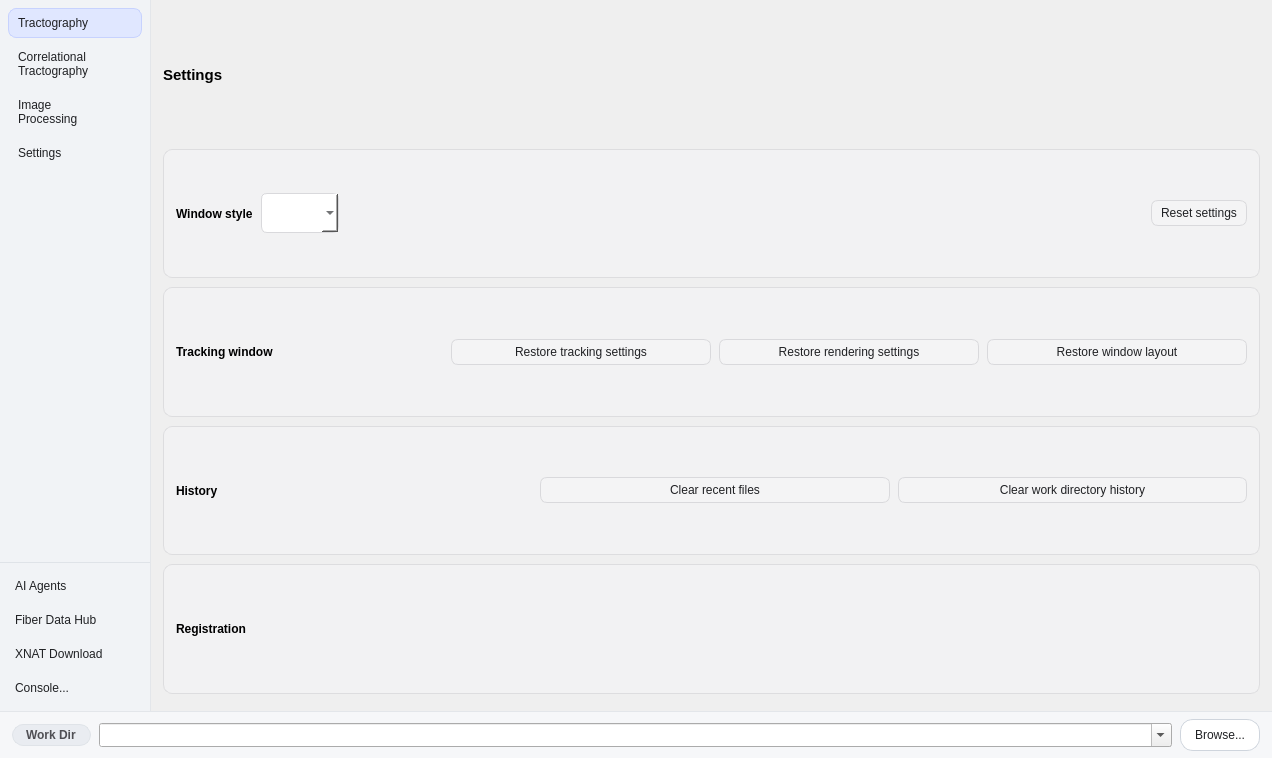
Qt form mainwindow.ui (frankyeh/DSI-Studio) before a commit.
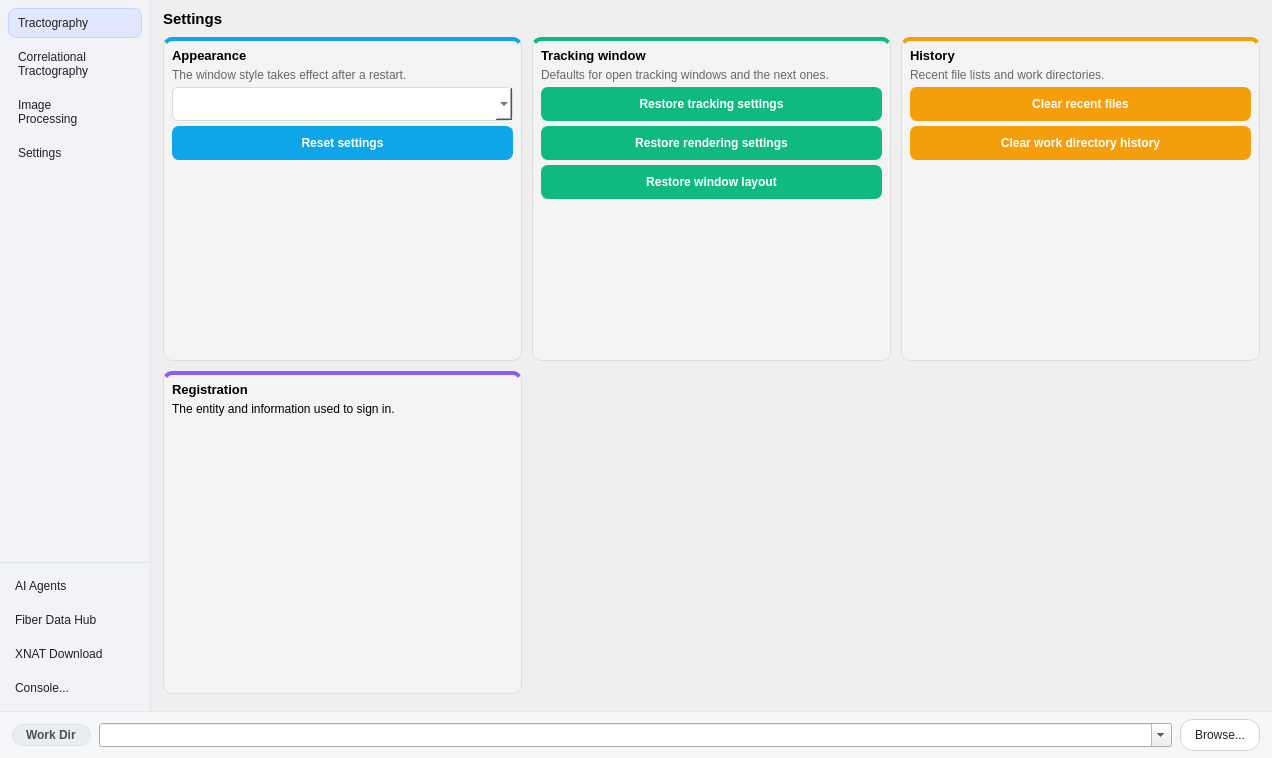
The same form after that commit. The open tabs and pages were chosen to show the change. Icons and pictures are not drawn.

```diff
--- a/mainwindow.ui
+++ b/mainwindow.ui
@@ -3192,19 +3192,65 @@
     color: #202124;
     background-color: transparent;
 }
+QFrame#settings_appearance_card,
+QFrame#settings_tracking_card,
+QFrame#settings_history_card,
+QFrame#settings_registration_card {
+    background-color: rgba(250,250,250,0.45);
+    border: 1px solid #dddddf;
+    border-radius: 9px;
+}
+QFrame#settings_appearance_card {
+    border-top: 4px solid #0ea5e9;
+}
+QFrame#settings_tracking_card {
+    border-top: 4px solid #10b981;
+}
+QFrame#settings_history_card {
+    border-top: 4px solid #f59e0b;
+}
+QFrame#settings_registration_card {
+    border-top: 4px solid #8b5cf6;
+}
+QLabel#settings_appearance_title,
+QLabel#settings_tracking_title,
+QLabel#settings_history_title,
+QLabel#settings_registration_title {
+    font-size: 10pt;
+    font-weight: bold;
+}
+QLabel#settings_appearance_hint,
+QLabel#settings_tracking_hint,
+QLabel#settings_history_hint {
+    color: #67676c;
+}
 QWidget#tab_more QPushButton {
-    color: #202124;
-    background-color: #f4f4f5;
-    border: 1px solid #d9d9dc;
+    color: #ffffff;
     border-radius: 7px;
     padding: 5px 9px;
+    min-height: 22px;
+    font-weight: bold;
 }
-QWidget#tab_more QPushButton:hover {
-    background-color: #e9e9eb;
-    border-color: #c8c8cc;
+QFrame#settings_appearance_card QPushButton {
+    background-color: #0ea5e9;
+    border: 1px solid #0ea5e9;
 }
-QWidget#tab_more QPushButton:pressed {
-    background-color: #dddddf;
+QFrame#settings_tracking_card QPushButton {
+    background-color: #10b981;
+    border: 1px solid #10b981;
+}
+QFrame#settings_history_card QPushButton {
+    background-color: #f59e0b;
+    border: 1px solid #f59e0b;
+}
+QFrame#settings_appearance_card QPushButton:hover {
+    background-color: #0284c7;
+}
+QFrame#settings_tracking_card QPushButton:hover {
+    background-color: #059669;
+}
+QFrame#settings_history_card QPushButton:hover {
+    background-color: #d97706;
 }
 QWidget#tab_more QComboBox {
     color: #202124;
@@ -3212,21 +3258,7 @@
     border: 1px solid #d9d9dc;
     border-radius: 6px;
     padding: 5px 8px;
-    min-height: 28px;
-}
-QFrame#tools_appearance_footer,
-QFrame#settings_tracking_row,
-QFrame#settings_history_row,
-QFrame#settings_registration_row {
-    background-color: rgba(247,247,248,0.45);
-    border: 1px solid #dddddf;
-    border-radius: 9px;
-}
-QLabel#tools_style_label,
-QLabel#settings_tracking_label,
-QLabel#settings_history_label,
-QLabel#settings_registration_label {
-    font-weight: bold;
+    min-height: 22px;
 }</string>
          </property>
          <layout class="QVBoxLayout" name="more_page_layout">
@@ -3259,46 +3291,54 @@
            </widget>
           </item>
           <item>
-           <widget class="QFrame" name="tools_appearance_footer">
-            <layout class="QHBoxLayout" name="tools_appearance_footer_layout">
+           <layout class="QGridLayout" name="settings_card_grid">
+            <property name="horizontalSpacing">
+             <number>10</number>
+            </property>
+            <property name="verticalSpacing">
+             <number>10</number>
+            </property>
+            <item row="0" column="0">
+             <widget class="QFrame" name="settings_appearance_card">
+              <layout class="QVBoxLayout" name="settings_appearance_layout">
              <property name="spacing">
-              <number>8</number>
+                <number>5</number>
              </property>
              <property name="leftMargin">
-              <number>12</number>
+                <number>8</number>
              </property>
              <property name="topMargin">
-              <number>10</number>
+                <number>7</number>
              </property>
              <property name="rightMargin">
-              <number>12</number>
+                <number>8</number>
              </property>
              <property name="bottomMargin">
-              <number>10</number>
+                <number>8</number>
              </property>
              <item>
-              <widget class="QLabel" name="tools_style_label">
+                <widget class="QLabel" name="settings_appearance_title">
                <property name="text">
-                <string>Window style</string>
+                  <string>Appearance</string>
+                 </property>
+                 <property name="wordWrap">
+                  <bool>true</bool>
+                 </property>
+                </widget>
+               </item>
+               <item>
+                <widget class="QLabel" name="settings_appearance_hint">
+                 <property name="text">
+                  <string>The window style takes effect after a restart.</string>
+                 </property>
+                 <property name="wordWrap">
+                  <bool>true</bool>
                </property>
               </widget>
              </item>
              <item>
               <widget class="QComboBox" name="styles"/>
              </item>
-             <item>
-              <spacer name="tools_appearance_footer_spacer">
-               <property name="orientation">
-                <enum>Qt::Horizontal</enum>
-               </property>
-               <property name="sizeHint" stdset="0">
-                <size>
-                 <width>40</width>
-                 <height>20</height>
-                </size>
-               </property>
-              </spacer>
-             </item>
              <item>
               <widget class="QPushButton" name="clear_settings">
                <property name="toolTip">
@@ -3310,42 +3350,65 @@
                <property name="text">
                 <string>Reset settings</string>
                </property>
-              </widget>
-             </item>
+                 <property name="icon">
+                  <iconset resource="icons.qrc">
+                   <normaloff>:/icons/icons/delete_clear.svg</normaloff>:/icons/icons/delete_clear.svg</iconset>
+                 </property>
+                </widget>
+               </item>
+               <item>
+                <spacer name="settings_appearance_spacer">
+                 <property name="orientation">
+                  <enum>Qt::Vertical</enum>
+                 </property>
+                 <property name="sizeHint" stdset="0">
+                  <size>
+                   <width>20</width>
+                   <height>0</height>
+                  </size>
+                 </property>
+                </spacer>
+               </item>
             </layout>
            </widget>
           </item>
-          <item>
-           <widget class="QFrame" name="settings_tracking_row">
-            <layout class="QHBoxLayout" name="settings_tracking_row_layout">
+            <item row="0" column="1">
+             <widget class="QFrame" name="settings_tracking_card">
+              <layout class="QVBoxLayout" name="settings_tracking_layout">
              <property name="spacing">
-              <number>8</number>
+                <number>5</number>
              </property>
              <property name="leftMargin">
-              <number>12</number>
+                <number>8</number>
              </property>
              <property name="topMargin">
-              <number>10</number>
+                <number>7</number>
              </property>
              <property name="rightMargin">
-              <number>12</number>
+                <number>8</number>
              </property>
              <property name="bottomMargin">
-              <number>10</number>
+                <number>8</number>
              </property>
              <item>
-              <widget class="QLabel" name="settings_tracking_label">
+                <widget class="QLabel" name="settings_tracking_title">
                <property name="text">
                 <string>Tracking window</string>
                </property>
+                 <property name="wordWrap">
+                  <bool>true</bool>
+                 </property>
               </widget>
              </item>
              <item>
-              <spacer name="settings_tracking_row_spacer">
-               <property name="orientation">
-                <enum>Qt::Horizontal</enum>
-               </property>
-              </spacer>
+                <widget class="QLabel" name="settings_tracking_hint">
+                 <property name="text">
+                  <string>Defaults for open tracking windows and the next ones.</string>
+                 </property>
+                 <property name="wordWrap">
+                  <bool>true</bool>
+                 </property>
+                </widget>
              </item>
              <item>
               <widget class="QPushButton" name="restore_tracking_settings">
@@ -3384,42 +3447,65 @@
                <property name="text">
                 <string>Restore window layout</string>
                </property>
-              </widget>
-             </item>
+                 <property name="icon">
+                  <iconset resource="icons.qrc">
+                   <normaloff>:/icons/icons/mosaic.svg</normaloff>:/icons/icons/mosaic.svg</iconset>
+                 </property>
+                </widget>
+               </item>
+               <item>
+                <spacer name="settings_tracking_spacer">
+                 <property name="orientation">
+                  <enum>Qt::Vertical</enum>
+                 </property>
+                 <property name="sizeHint" stdset="0">
+                  <size>
+                   <width>20</width>
+                   <height>0</height>
+                  </size>
+                 </property>
+                </spacer>
+               </item>
             </layout>
            </widget>
           </item>
-          <item>
-           <widget class="QFrame" name="settings_history_row">
-            <layout class="QHBoxLayout" name="settings_history_row_layout">
+            <item row="0" column="2">
+             <widget class="QFrame" name="settings_history_card">
+              <layout class="QVBoxLayout" name="settings_history_layout">
              <property name="spacing">
-              <number>8</number>
+                <number>5</number>
              </property>
              <property name="leftMargin">
-              <number>12</number>
+                <number>8</number>
              </property>
              <property name="topMargin">
-              <number>10</number>
+                <number>7</number>
              </property>
              <property name="rightMargin">
-              <number>12</number>
+                <number>8</number>
              </property>
              <property name="bottomMargin">
-              <number>10</number>
+                <number>8</number>
              </property>
              <item>
-              <widget class="QLabel" name="settings_history_label">
+                <widget class="QLabel" name="settings_history_title">
                <property name="text">
                 <string>History</string>
                </property>
+                 <property name="wordWrap">
+                  <bool>true</bool>
+                 </property>
               </widget>
              </item>
              <item>
-              <spacer name="settings_history_row_spacer">
-               <property name="orientation">
-                <enum>Qt::Horizontal</enum>
-               </property>
-              </spacer>
+                <widget class="QLabel" name="settings_history_hint">
+                 <property name="text">
+                  <string>Recent file lists and work directories.</string>
+                 </property>
+                 <property name="wordWrap">
+                  <bool>true</bool>
+                 </property>
+                </widget>
              </item>
              <item>
               <widget class="QPushButton" name="clear_all_recent">
@@ -3445,52 +3531,96 @@
                <property name="text">
                 <string>Clear work directory history</string>
                </property>
-              </widget>
-             </item>
+                 <property name="icon">
+                  <iconset resource="icons.qrc">
+                   <normaloff>:/icons/icons/open_folder.svg</normaloff>:/icons/icons/open_folder.svg</iconset>
+                 </property>
+                </widget>
+               </item>
+               <item>
+                <spacer name="settings_history_spacer">
+                 <property name="orientation">
+                  <enum>Qt::Vertical</enum>
+                 </property>
+                 <property name="sizeHint" stdset="0">
+                  <size>
+                   <width>20</width>
+                   <height>0</height>
+                  </size>
+                 </property>
+                </spacer>
+               </item>
             </layout>
            </widget>
           </item>
-          <item>
-           <widget class="QFrame" name="settings_registration_row">
-            <layout class="QHBoxLayout" name="settings_registration_row_layout">
+            <item row="1" column="0">
+             <widget class="QFrame" name="settings_registration_card">
+              <layout class="QVBoxLayout" name="settings_registration_layout">
              <property name="spacing">
-              <number>8</number>
+                <number>5</number>
              </property>
              <property name="leftMargin">
-              <number>12</number>
+                <number>8</number>
              </property>
              <property name="topMargin">
-              <number>10</number>
+                <number>7</number>
              </property>
              <property name="rightMargin">
-              <number>12</number>
+                <number>8</number>
              </property>
              <property name="bottomMargin">
-              <number>10</number>
+                <number>8</number>
              </property>
              <item>
-              <widget class="QLabel" name="settings_registration_label">
+                <widget class="QLabel" name="settings_registration_title">
                <property name="text">
                 <string>Registration</string>
                </property>
+                 <property name="wordWrap">
+                  <bool>true</bool>
+                 </property>
               </widget>
              </item>
              <item>
-              <spacer name="settings_registration_row_spacer">
-               <property name="orientation">
-                <enum>Qt::Horizontal</enum>
-               </property>
-              </spacer>
+                <widget class="QLabel" name="settings_registration_hint">
+                 <property name="text">
+                  <string>The entity and information used to sign in.</string>
+                 </property>
+                 <property name="wordWrap">
+                  <bool>true</bool>
+                 </property>
+                </widget>
              </item>
              <item>
               <widget class="QLabel" name="settings_registration">
+                 <property name="text">
+                  <string></string>
+                 </property>
+                 <property name="wordWrap">
+                  <bool>true</bool>
+                 </property>
                <property name="textInteractionFlags">
                 <set>Qt::TextSelectableByMouse</set>
                </property>
               </widget>
              </item>
-            </layout>
-           </widget>
+               <item>
+                <spacer name="settings_registration_spacer">
+                 <property name="orientation">
+                  <enum>Qt::Vertical</enum>
+                 </property>
+                 <property name="sizeHint" stdset="0">
+                  <size>
+                   <width>20</width>
+                   <height>0</height>
+                  </size>
+                 </property>
+                </spacer>
+               </item>
+              </layout>
+             </widget>
+            </item>
+           </layout>
           </item>
           <item>
            <spacer name="more_page_spacer">
```
Left out of the diff: 12 changed lines with no effect on the pictures. Lines whose indentation alone changed are shown as unchanged.
